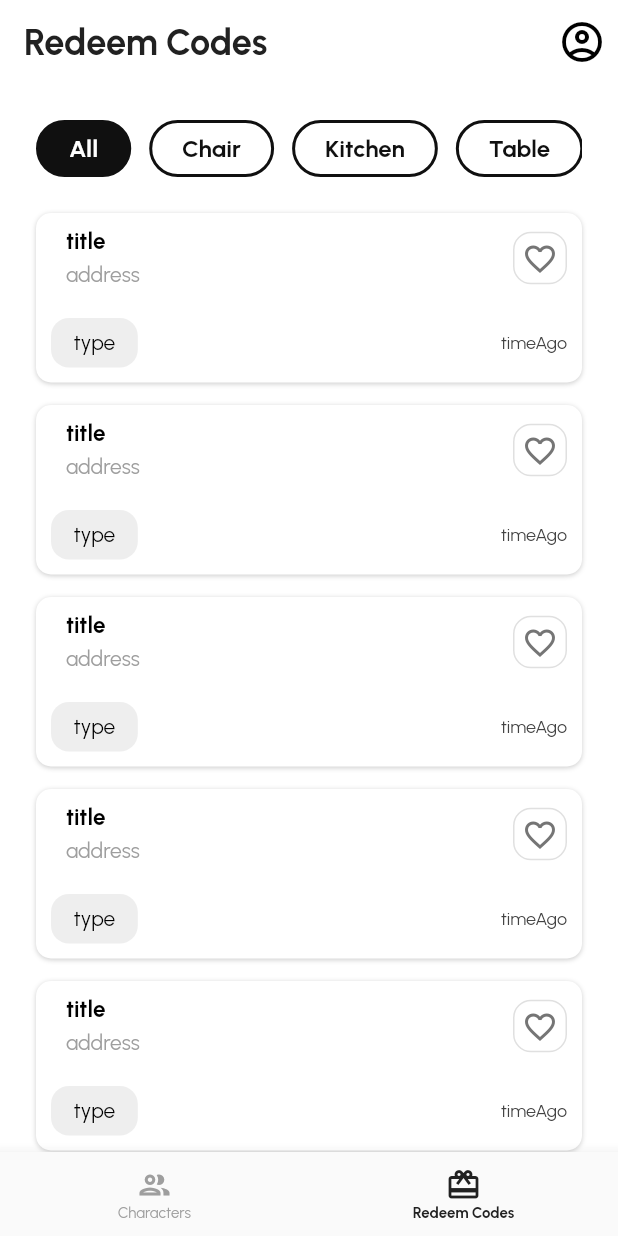
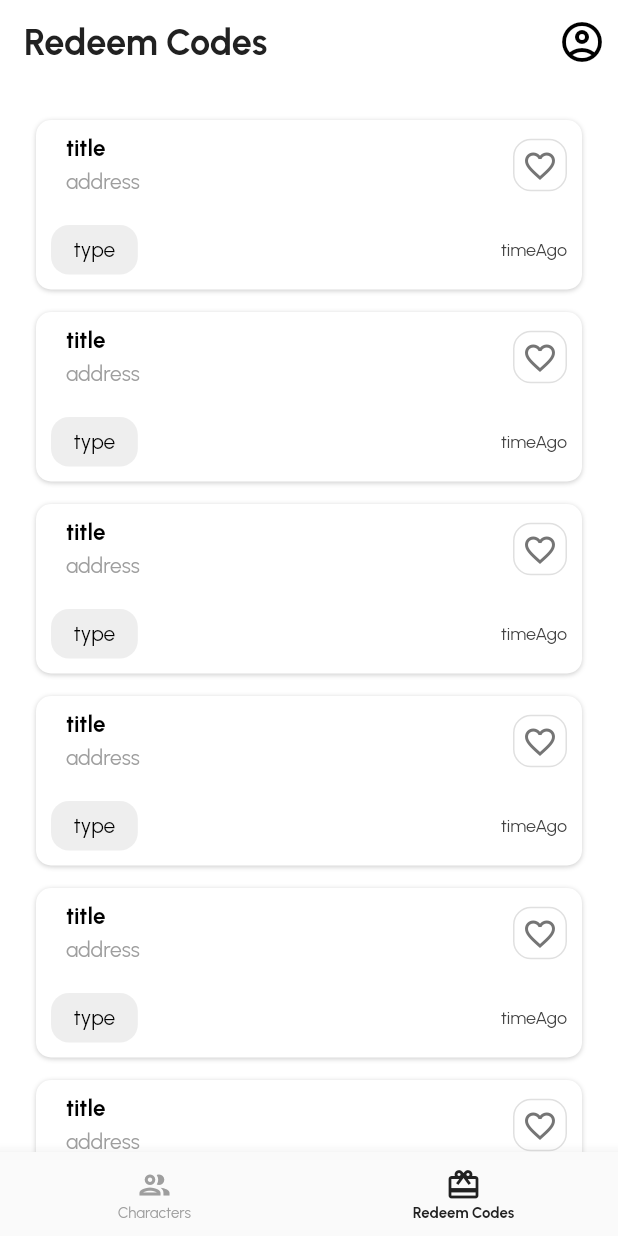
Before and after one commit to syakirarif/genshin_characters, a Flutter app: the screen it shows after launch, item 2 of the bottom bar chosen, on a phone screen of 412 x 824 dp. Run offline on Flutter 3.47's test engine with Material 2 defaults, Android fonts, the phone set to English and light mode, and no system bars; our stand-ins replace cached_network_image, flutter_svg, font_awesome_flutter, google_mobile_ads, webview_flutter; network calls fail.

Commit message:
Hide SliverPadding category

```diff
--- a/lib/screens/code_screen.dart
+++ b/lib/screens/code_screen.dart
@@ -2,7 +2,6 @@ import 'package:flutter/material.dart';
 import 'package:genshin_characters/components/app_bar.dart';
 import 'package:genshin_characters/screens/web_view_screen.dart';
 import 'package:genshin_characters/widgets/item_code.dart';
-import 'package:genshin_characters/widgets/most_popular.dart';
 
 class Product {
   final String title;
@@ -94,15 +93,15 @@ class _CodeScreenState extends State<CodeScreen> {
       ]),
       body: CustomScrollView(
         slivers: [
-          SliverPadding(
-            padding: padding,
-            sliver: SliverList(
-              delegate: SliverChildBuilderDelegate(
-                ((context, index) => const MostPopularCategory()),
-                childCount: 1,
-              ),
-            ),
-          ),
+          // SliverPadding(
+          //   padding: padding,
+          //   sliver: SliverList(
+          //     delegate: SliverChildBuilderDelegate(
+          //       ((context, index) => const MostPopularCategory()),
+          //       childCount: 1,
+          //     ),
+          //   ),
+          // ),
           SliverPadding(
             padding: padding,
             sliver: _buildPopulars(),
```
